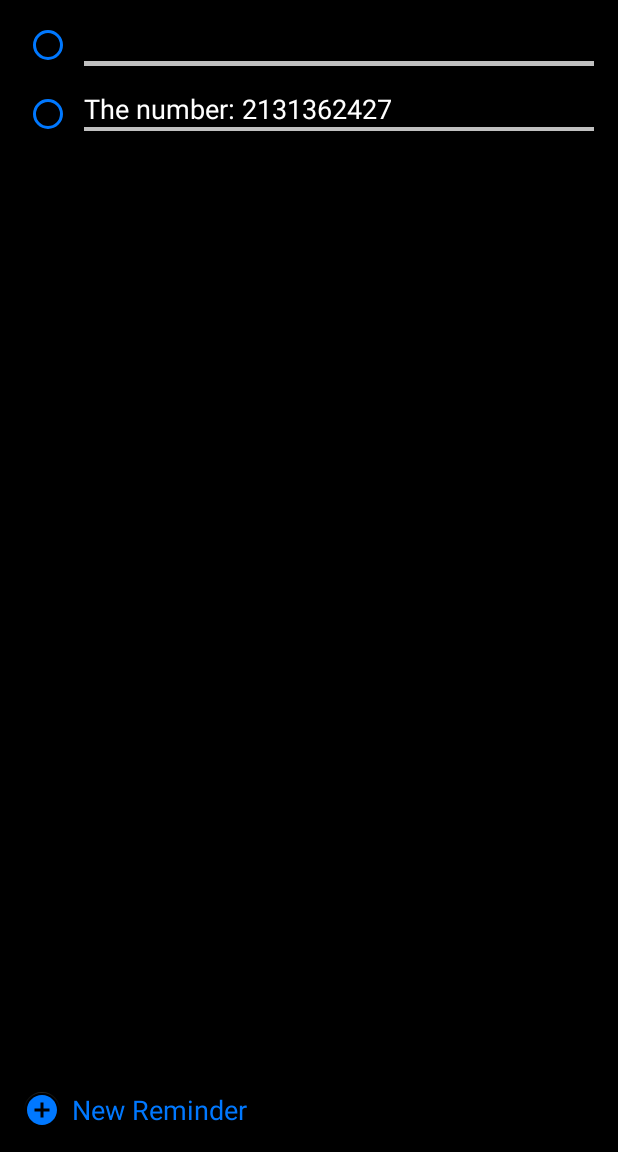
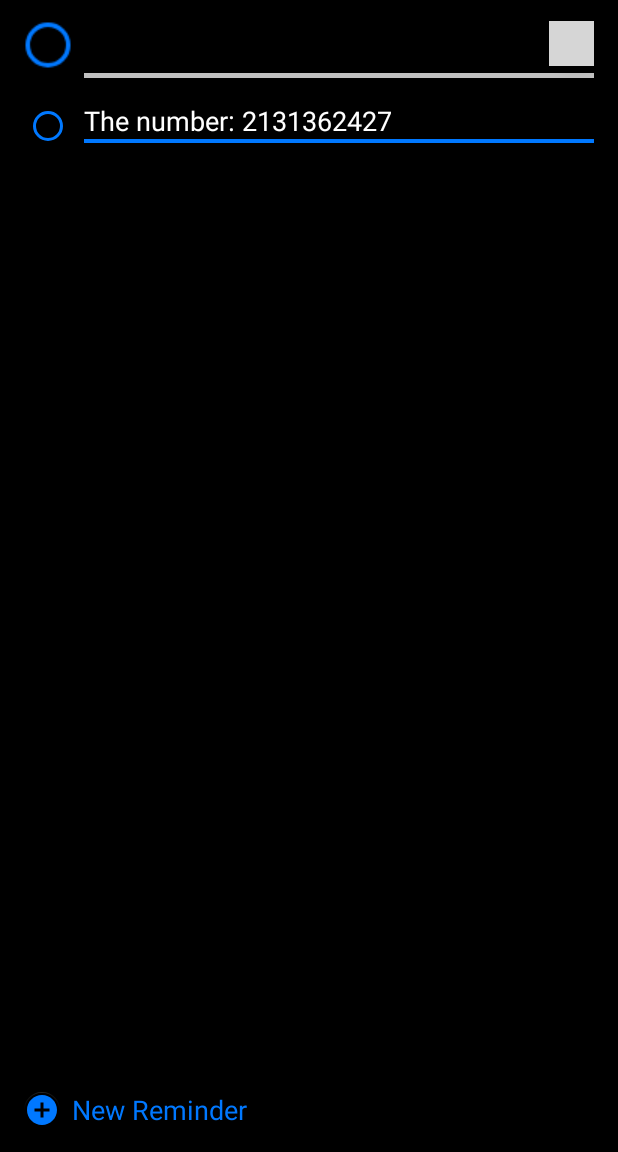
Before and after one commit to mas682/ToDoListApp, an Android app: the screen it shows after launch (MainActivity), after a tap on an icon or button, on a phone screen of 412 x 824 dp, the part 84-1236 px from its top. Run offline under Robolectric (Android 15) with nearby library versions, the phone set to English and light mode, and no system bars; grey boxes are pictures that could not be loaded.

Commit message:
Info button added to first reminder, updated UI

```diff
--- a/app/src/main/res/drawable/baseline_add_24.xml
+++ b/app/src/main/res/drawable/baseline_add_24.xml
@@ -3,7 +3,7 @@
     android:height="24dp"
     android:viewportWidth="24"
     android:viewportHeight="24"
-    android:tint="@color/brightBlue">
+    android:tint="@color/colorAccent">
 
   <path
       android:fillColor="@android:color/black"
--- a/app/src/main/res/drawable/baseline_add_circle_24.xml
+++ b/app/src/main/res/drawable/baseline_add_circle_24.xml
@@ -3,8 +3,8 @@
     android:height="24dp"
     android:viewportWidth="24"
     android:viewportHeight="24"
-    android:tint="@color/brightBlue">
+    android:tint="@color/colorAccent">
   <path
-      android:fillColor="@color/brightBlue"
+      android:fillColor="@color/colorAccent"
       android:pathData="M12,2C6.48,2 2,6.48 2,12s4.48,10 10,10 10,-4.48 10,-10S17.52,2 12,2zM17,13h-4v4h-2v-4L7,13v-2h4L11,7h2v4h4v2z"/>
 </vector>
--- a/app/src/main/res/layout/activity_main.xml
+++ b/app/src/main/res/layout/activity_main.xml
@@ -31,7 +31,7 @@
         android:layout_marginStart="8dp"
         android:layout_marginBottom="16dp"
         android:text="@string/new_reminder"
-        android:textColor="@color/brightBlue"
+        android:textColor="@color/colorAccent"
         android:textSize="18sp"
         app:layout_constraintBottom_toBottomOf="parent"
         app:layout_constraintStart_toEndOf="@+id/floatingActionButton2" />
@@ -42,7 +42,9 @@
         android:layout_height="wrap_content"
         android:layout_marginStart="16dp"
         android:layout_marginTop="14dp"
-        android:buttonTint="@color/brightBlue"
+        android:buttonTint="@color/colorAccent"
+        android:scaleX="1.5"
+        android:scaleY="1.5"
         app:layout_constraintStart_toStartOf="parent"
         app:layout_constraintTop_toTopOf="parent" />
 
@@ -56,25 +58,45 @@
         android:background="@null"
         android:inputType="textMultiLine"
         android:textColor="@color/design_default_color_background"
-        android:textColorHighlight="@color/brightBlue"
+        android:textColorHighlight="@color/colorAccent"
         android:textColorHint="@color/design_default_color_error"
-        android:textColorLink="@android:color/darker_gray"
+        android:textColorLink="@color/colorAccent"
         android:textCursorDrawable="?android:attr/textCursorDrawable"
         android:textSize="18sp"
-        app:layout_constraintEnd_toEndOf="parent"
+        app:layout_constraintEnd_toStartOf="@+id/floatingActionButton"
         app:layout_constraintStart_toEndOf="@+id/radioButton"
         app:layout_constraintTop_toTopOf="parent" />
+
+    <com.google.android.material.floatingactionbutton.FloatingActionButton
+        android:id="@+id/floatingActionButton"
+        android:layout_width="wrap_content"
+        android:layout_height="wrap_content"
+        android:layout_marginTop="14dp"
+        android:layout_marginEnd="16dp"
+        android:backgroundTint="@color/colorPrimaryDark"
+        android:clickable="true"
+        app:backgroundTint="@color/colorPrimaryDark"
+        app:fabCustomSize="30dp"
+        app:fabSize="normal"
+        app:layout_constraintEnd_toEndOf="parent"
+        app:layout_constraintTop_toTopOf="parent"
+        app:maxImageSize="30dp"
+        app:rippleColor="@color/colorPrimaryDark"
+        app:srcCompat="@drawable/baseline_info_24" />
+
 
     <View
         android:id="@+id/divider"
         android:layout_width="0dp"
         android:layout_height="3dp"
         android:layout_marginStart="8dp"
+        android:layout_marginTop="8dp"
         android:layout_marginEnd="16dp"
-        android:background="@color/colorAccent"
+        android:background="@color/colorGray"
         app:layout_constraintEnd_toEndOf="parent"
         app:layout_constraintHorizontal_bias="1.0"
         app:layout_constraintStart_toEndOf="@+id/radioButton"
         app:layout_constraintTop_toBottomOf="@+id/editText" />
 
+
 </androidx.constraintlayout.widget.ConstraintLayout>
--- a/app/src/main/res/values/colors.xml
+++ b/app/src/main/res/values/colors.xml
@@ -2,6 +2,6 @@
 <resources>
     <color name="colorPrimary">#808080</color>
     <color name="colorPrimaryDark">#000000</color>
-    <color name="colorAccent">#C0C0C0</color>
-    <color name="brightBlue">#0078FF</color>
+    <color name="colorAccent">#0078FF</color>
+    <color name="colorGray">#C0C0C0</color>
 </resources>
```
